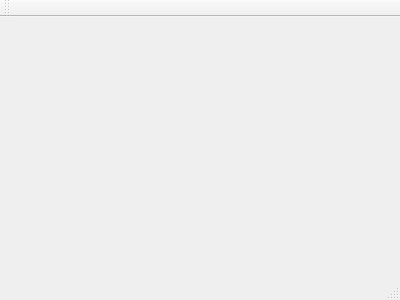
Old version of the form blewindow.ui in the repository henzim/QBlueGigaTest.
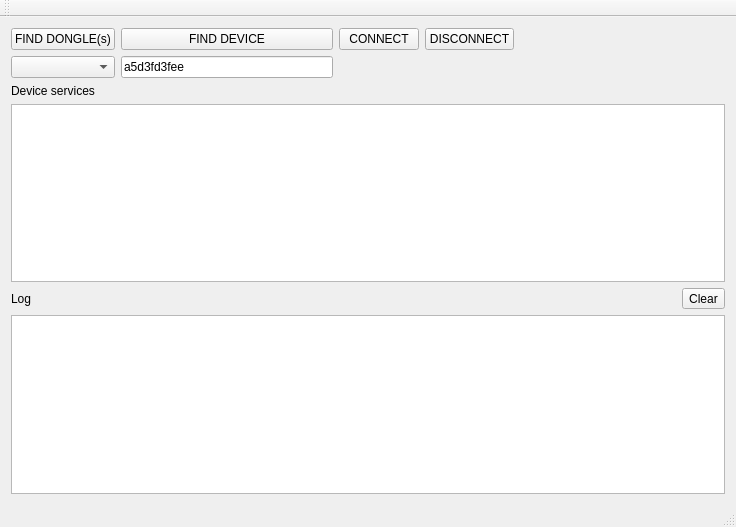
New version of the form.

Patch:
```diff
--- a/blewindow.ui
+++ b/blewindow.ui
@@ -1,24 +1,177 @@
 <ui version="4.0">
  <class>BLEWindow</class>
- <widget class="QMainWindow" name="BLEWindow" >
-  <property name="geometry" >
+ <widget class="QMainWindow" name="BLEWindow">
+  <property name="geometry">
    <rect>
     <x>0</x>
     <y>0</y>
-    <width>400</width>
-    <height>300</height>
+    <width>736</width>
+    <height>527</height>
    </rect>
   </property>
   <property name="windowTitle" >
    <string>BLEWindow</string>
   </property>
-  <widget class="QMenuBar" name="menuBar" />
-  <widget class="QToolBar" name="mainToolBar" />
-  <widget class="QWidget" name="centralWidget" />
-  <widget class="QStatusBar" name="statusBar" />
+  <widget class="QWidget" name="centralWidget">
+   <layout class="QVBoxLayout" name="verticalLayout">
+    <item>
+     <layout class="QHBoxLayout" name="horizontalLayout">
+      <item>
+       <layout class="QVBoxLayout" name="verticalLayout_3">
+        <item>
+         <widget class="QPushButton" name="pb_find_dongle">
+          <property name="text">
+           <string>FIND DONGLE(s)</string>
+          </property>
+         </widget>
+        </item>
+        <item>
+         <widget class="QComboBox" name="cb_coms"/>
+        </item>
+       </layout>
+      </item>
+      <item>
+       <layout class="QVBoxLayout" name="verticalLayout_4">
+        <item>
+         <widget class="QPushButton" name="pb_find_device">
+          <property name="text">
+           <string>FIND DEVICE</string>
+          </property>
+         </widget>
+        </item>
+        <item>
+         <widget class="QLineEdit" name="lineEdit">
+          <property name="text">
+           <string>a5d3fd3fee</string>
+          </property>
+         </widget>
+        </item>
+       </layout>
+      </item>
+      <item>
+       <layout class="QVBoxLayout" name="verticalLayout_5">
+        <item>
+         <widget class="QPushButton" name="pb_connect">
+          <property name="text">
+           <string>CONNECT</string>
+          </property>
+         </widget>
+        </item>
+        <item>
+         <spacer name="verticalSpacer">
+          <property name="orientation">
+           <enum>Qt::Vertical</enum>
+          </property>
+          <property name="sizeHint" stdset="0">
+           <size>
+            <width>72</width>
+            <height>13</height>
+           </size>
+          </property>
+         </spacer>
+        </item>
+       </layout>
+      </item>
+      <item>
+       <layout class="QVBoxLayout" name="verticalLayout_6">
+        <item>
+         <widget class="QPushButton" name="pb_disconnect">
+          <property name="text">
+           <string>DISCONNECT</string>
+          </property>
+         </widget>
+        </item>
+        <item>
+         <spacer name="verticalSpacer_2">
+          <property name="orientation">
+           <enum>Qt::Vertical</enum>
+          </property>
+          <property name="sizeHint" stdset="0">
+           <size>
+            <width>20</width>
+            <height>40</height>
+           </size>
+          </property>
+         </spacer>
+        </item>
+       </layout>
+      </item>
+      <item>
+       <spacer name="horizontalSpacer">
+        <property name="orientation">
+         <enum>Qt::Horizontal</enum>
+        </property>
+        <property name="sizeHint" stdset="0">
+         <size>
+          <width>40</width>
+          <height>20</height>
+         </size>
+        </property>
+       </spacer>
+      </item>
+     </layout>
+    </item>
+    <item>
+     <layout class="QVBoxLayout" name="verticalLayout_2">
+      <item>
+       <widget class="QLabel" name="label_2">
+        <property name="text">
+         <string>Device services</string>
+        </property>
+       </widget>
+      </item>
+      <item>
+       <widget class="QTextEdit" name="te_log_2"/>
+      </item>
+     </layout>
+    </item>
+    <item>
+     <layout class="QHBoxLayout" name="horizontalLayout_2">
+      <item>
+       <widget class="QLabel" name="label">
+        <property name="text">
+         <string>Log</string>
+        </property>
+       </widget>
+      </item>
+      <item>
+       <spacer name="horizontalSpacer_2">
+        <property name="orientation">
+         <enum>Qt::Horizontal</enum>
+        </property>
+        <property name="sizeHint" stdset="0">
+         <size>
+          <width>40</width>
+          <height>20</height>
+         </size>
+        </property>
+       </spacer>
+      </item>
+      <item>
+       <widget class="QToolButton" name="tb_clearlog">
+        <property name="text">
+         <string>Clear</string>
+        </property>
+       </widget>
+      </item>
+     </layout>
+    </item>
+    <item>
+     <widget class="QTextEdit" name="te_log"/>
+    </item>
+   </layout>
+  </widget>
+  <widget class="QToolBar" name="mainToolBar">
+   <attribute name="toolBarArea">
+    <enum>TopToolBarArea</enum>
+   </attribute>
+   <attribute name="toolBarBreak">
+    <bool>false</bool>
+   </attribute>
+  </widget>
+  <widget class="QStatusBar" name="statusBar"/>
  </widget>
- <layoutDefault spacing="6" margin="11" />
- <pixmapfunction></pixmapfunction>
+ <layoutdefault spacing="6" margin="11"/>
  <resources/>
  <connections/>
 </ui>
```
Left out of the diff: 3 changed lines with no effect on the pictures.
